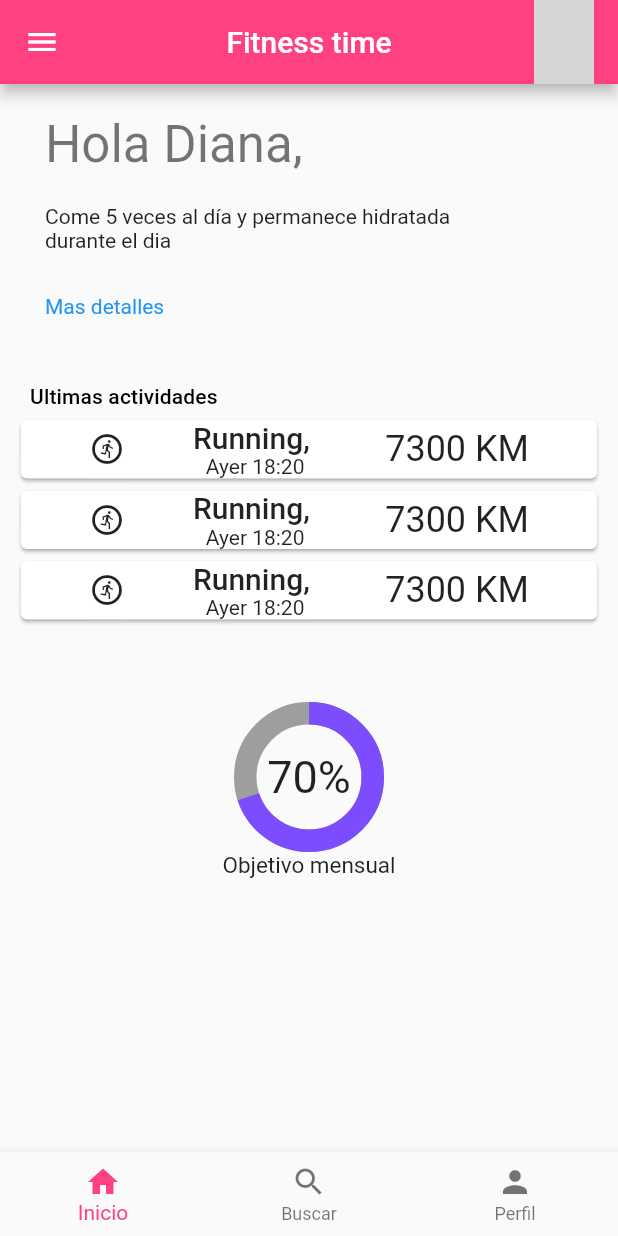
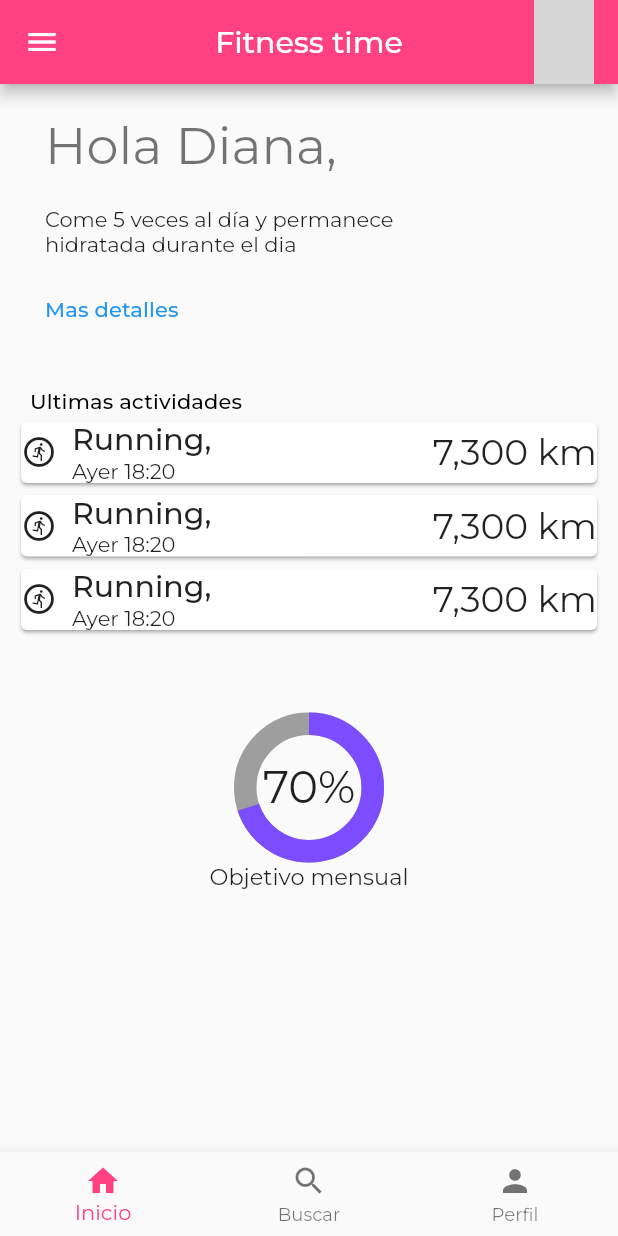
Before and after one commit to acf136/fitness_time, a Flutter app: the screen it shows after launch, on a phone screen of 412 x 824 dp. Run offline on Flutter 3.47's test engine with Material 2 defaults, Android fonts, the phone set to English and light mode, and no system bars; drawn by our look-alikes of percent_indicator; our stand-ins replace google_fonts; network calls fail; grey boxes are pictures that could not be loaded.

Commit message:
fitness_time v3.0

```diff
--- a/lib/home_page.dart
+++ b/lib/home_page.dart
@@ -2,6 +2,7 @@ import 'package:fitness_time/profile.dart';
 import 'package:flutter/material.dart';
 import 'package:percent_indicator/percent_indicator.dart';
 import 'profile_page.dart';
+import 'package:google_fonts/google_fonts.dart';
 
 class HomePage extends StatefulWidget {
   const HomePage({super.key, required this.title});
@@ -25,14 +26,17 @@ class _HomePageState extends State<HomePage> {
       appBar: AppBar(
         leading: Icon(Icons.menu),
         centerTitle: true,
-        title: Text(widget.title),
-        // backgroundColor: Theme.of(context).backgroundColor ,
+        title: Text(
+          widget.title,
+          style: GoogleFonts.getFont('Montserrat'),
+        ),
         actions: [
           Padding(
             padding: const EdgeInsets.only(right: 16.0),
             child: InkWell(
-              onTap: () => Navigator.of(context).push(
-                MaterialPageRoute(builder: (context) => ProfileState(profile: Profile(1,'Antonia Font',150, 60)))),
+              onTap: () => Navigator.of(context).push(MaterialPageRoute(
+                  builder: (context) => ProfileState(
+                      profile: Profile(1, 'Antonia Font', 150, 60)))),
               child: const Hero(
                 tag: "amtonia_font",
                 child: CircleAvatar(
@@ -42,7 +46,7 @@ class _HomePageState extends State<HomePage> {
               ),
             ),
           ),
-        ],  // actions
+        ], // actions
       ),
       body: SingleChildScrollView(
         child: Column(
@@ -58,21 +62,26 @@ class _HomePageState extends State<HomePage> {
                   crossAxisAlignment: CrossAxisAlignment.start,
                   children: [
                     Text('Hola Diana, ',
-                        style: Theme.of(context).textTheme.headline4),
+                        style: GoogleFonts.montserrat(
+                            textStyle: Theme.of(context).textTheme.headline4)),
                     SizedBox(height: 20), //separator
                     SizedBox(
                         height: 40,
                         width: 300,
                         child: Text(
                             'Come 5 veces al día y permanece hidratada durante el dia',
-                          style: Theme.of(context).textTheme.bodyMedium),
+                            style: GoogleFonts.montserrat(
+                                textStyle:
+                                    Theme.of(context).textTheme.bodyMedium))),
+                    SizedBox(height: 20), //separator
+                    SizedBox(
+                      height: 40,
+                      child: Text(
+                        'Mas detalles',
+                        style: GoogleFonts.montserrat(
+                          textStyle: Theme.of(context).textTheme.subtitle2,
+                          color: Colors.blue,
                         ),
-                    SizedBox(height: 20), //separator
-                    const SizedBox(
-                      height: 40,
-                      child: Text('Mas detalles',
-                          style: TextStyle(color: Colors.blue)
-                          // style: Theme.of(context).textTheme.subtitle2,
                       ),
                     )
                   ],
@@ -84,10 +93,10 @@ class _HomePageState extends State<HomePage> {
                   padding: const EdgeInsets.all(0),
                   margin: const EdgeInsets.fromLTRB(20, 0, 10, 0),
                   child: Row(
-                    crossAxisAlignment: CrossAxisAlignment.start,
                     children: [
                       Text('Ultimas actividades',
-                          style: Theme.of(context).textTheme.subtitle2)
+                          style: GoogleFonts.montserrat(
+                              textStyle: Theme.of(context).textTheme.subtitle2))
                     ],
                   )),
             ),
@@ -122,7 +131,7 @@ class _HomePageState extends State<HomePage> {
         ),
       ),
       bottomNavigationBar: BottomNavigationBar(
-        items: const [
+        items: [
           BottomNavigationBarItem(
             icon: Icon(Icons.home),
             label: "Inicio",
@@ -141,29 +150,82 @@ class _HomePageState extends State<HomePage> {
   }
 }
 
+class MyBottomNavigationBarItem extends BottomNavigationBarItem {
+  final Icon _icon = const Icon(Icons.question_mark);
+  String? _label;
+  Icon? _activeIcon;
+  Color? _backgroundColor;
+  String? _tooltip;
+
+  MyBottomNavigationBarItem({
+    required Icon icon,
+    String? label,
+    Icon? activeIcon,
+    Color? backgroundColor,
+    String? tooltip,
+  }) : super(
+          icon: icon,
+          label: label,
+          activeIcon: activeIcon,
+          backgroundColor: backgroundColor,
+          tooltip: tooltip,
+        );
+
+  @override
+  BottomNavigationBarItem build(BuildContext context) {
+    return BottomNavigationBarItem(
+        icon: _icon,
+        label: _label,
+        activeIcon: _activeIcon,
+        backgroundColor: _backgroundColor,
+        tooltip: _tooltip);
+  }
+}
+
 class HomeListCard extends StatelessWidget {
   final IconData icon = Icons.run_circle_outlined;
-
   @override
   Widget build(BuildContext context) {
     return Container(
       child: Card(
         shadowColor: Colors.grey,
         child: Row(
-          mainAxisAlignment: MainAxisAlignment.spaceEvenly,
+          mainAxisAlignment: MainAxisAlignment.start,
+          children: [
+            Flexible(
+              flex: 2,
+              child: Row(
                 children: [
                   Icon(icon),
+                  SizedBox(width: 10), //separator
                   Column(
-              mainAxisAlignment: MainAxisAlignment.spaceEvenly,
+                    crossAxisAlignment: CrossAxisAlignment.start,
                     children: [
-                Text('Running, ', style: Theme.of(context).textTheme.headline6),
+                      Text(
+                        'Running, ',
+                        style: GoogleFonts.montserrat(
+                            textStyle: Theme.of(context).textTheme.headline6),
+                      ),
                       Text('Ayer 18:20')
                     ], // children
                   ),
-            Text('7300 KM', style: Theme.of(context).textTheme.headline5),
+                ],
+              ),
+            ),
+            Flexible(
+              flex: 1,
+              child: Align(
+                alignment: Alignment.centerRight,
+                child: Text(
+                  '7,300 km',
+                  style: GoogleFonts.montserrat(
+                      textStyle: Theme.of(context).textTheme.headline5),
+                ),
+              ),
+            ),
           ],
         ),
       ),
     );
   }
-}
+} // End of HomeListCard
--- a/lib/main.dart
+++ b/lib/main.dart
@@ -1,5 +1,6 @@
 import 'package:flutter/material.dart';
 import 'home_page.dart';
+import 'package:google_fonts/google_fonts.dart';
 
 void main() {
   runApp(const MyApp());
@@ -10,16 +11,22 @@ class MyApp extends StatelessWidget {
 
   @override
   Widget build(BuildContext context) {
+    final textTheme = Theme.of(context).textTheme;
+
     return MaterialApp(
       title: 'Fitness App',
       theme: ThemeData(
+        textTheme: GoogleFonts.montserratAlternatesTextTheme(textTheme).copyWith(
+          bodyMedium: GoogleFonts.montserrat(textStyle: textTheme.bodyMedium),
+          ),
         colorScheme: Theme.of(context).colorScheme.copyWith(
           primary: Colors.pinkAccent,
           secondary: Colors.black,
           tertiary: Colors.grey,
         )
       ),
-      home: const HomePage(title: 'Fitness time'),
+      home: const HomePage(title: 'Fitness time',
+      ),
     );
   }
 }
--- a/pubspec.yaml
+++ b/pubspec.yaml
@@ -31,6 +31,7 @@ environment:
 dependencies:
   flutter:
     sdk: flutter
+  google_fonts: ^3.0.1
 
   # The following adds the Cupertino Icons font to your application.
   # Use with the CupertinoIcons class for iOS style icons.
```
Also changed, not shown: lib/profile_page.dart (line endings or trailing spaces), pubspec.lock, 19 other files. Lines whose indentation alone changed are shown as unchanged.
